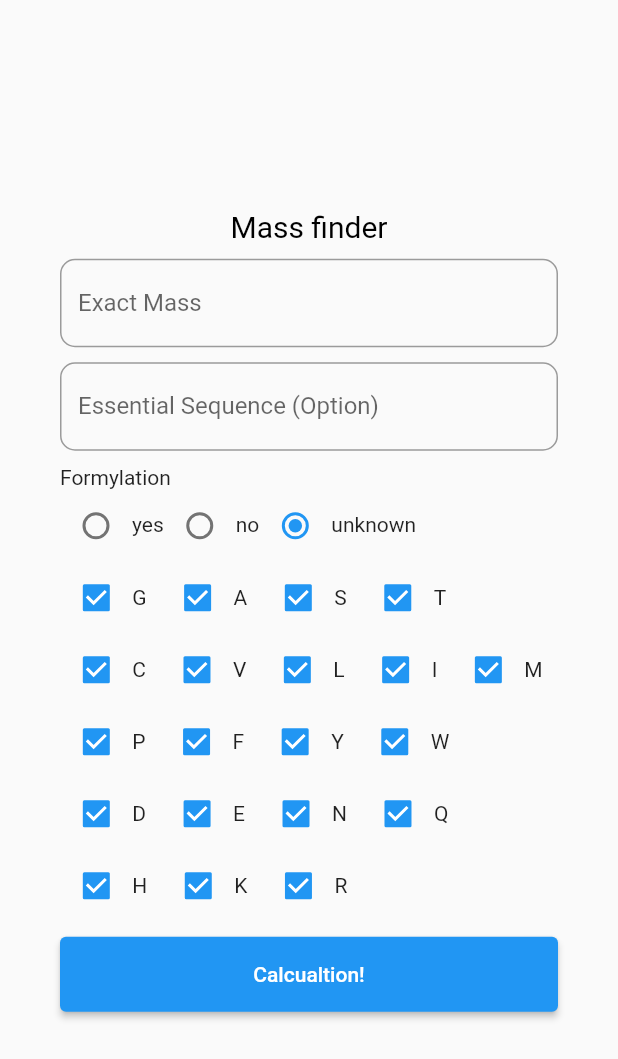
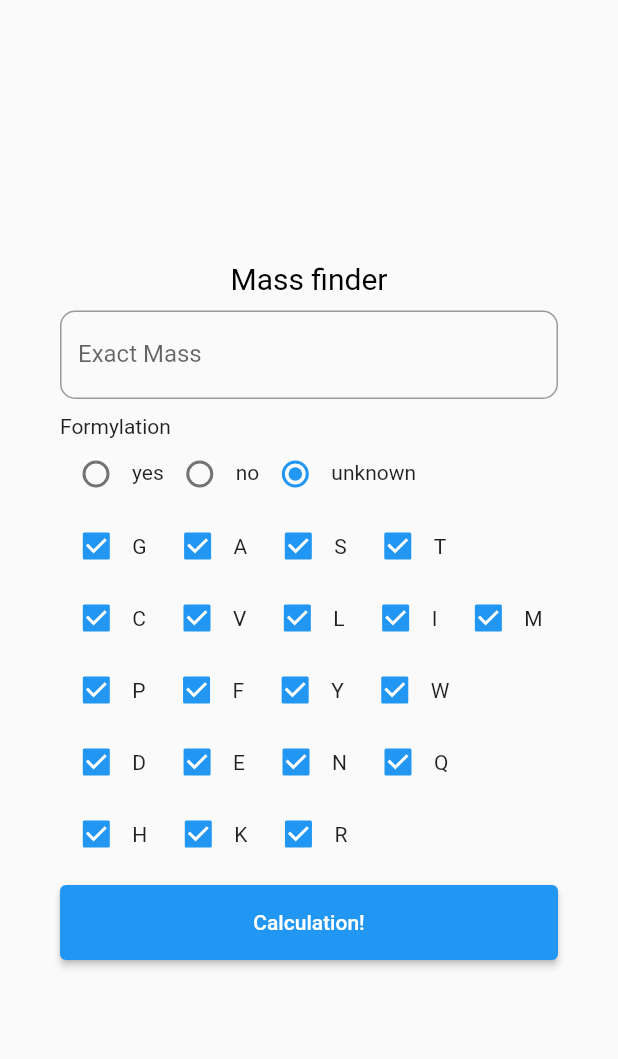
Before and after one commit to Gyeony95/Amino-Calc, a Flutter app: the screen it shows after launch, on a phone screen of 412 x 824 dp. Shown: the top 1059 px of the screen. Run offline on Flutter 3.47's test engine with Material 2 defaults, Android fonts, the phone set to English and light mode, and no system bars; our stand-ins replace tuple.

Commit message:
feat : 에센셜 시퀀스 주석처리

```diff
--- a/lib/mass_finder_screen.dart
+++ b/lib/mass_finder_screen.dart
@@ -89,12 +89,12 @@ class _MassFinderScreenState extends State<MassFinderScreen> {
               hintText: 'please enter exact mass(only digit)', // 숫자만 입력
             ),
             const SizedBox(height: 10),
-            NormalTextField(
-              textController: initAmino,
-              labelText: 'Essential Sequence (Option)',
-              hintText: 'please enter essential sequence (olny alphabet)',
-            ),
-            const SizedBox(height: 10),
+            // NormalTextField(
+            //   textController: initAmino,
+            //   labelText: 'Essential Sequence (Option)',
+            //   hintText: 'please enter essential sequence (olny alphabet)',
+            // ),
+            // const SizedBox(height: 10),
             // f 있는지 여부
             FormylationSelector(
               fomyType: currentFormyType,
@@ -122,7 +122,7 @@ class _MassFinderScreenState extends State<MassFinderScreen> {
                 width: double.infinity,
                 height: 50,
                 alignment: Alignment.center,
-                child: const Text('Calcualtion!'),
+                child: const Text('Calculation!'),
               ),
             ),
             const SizedBox(height: 10),
```
